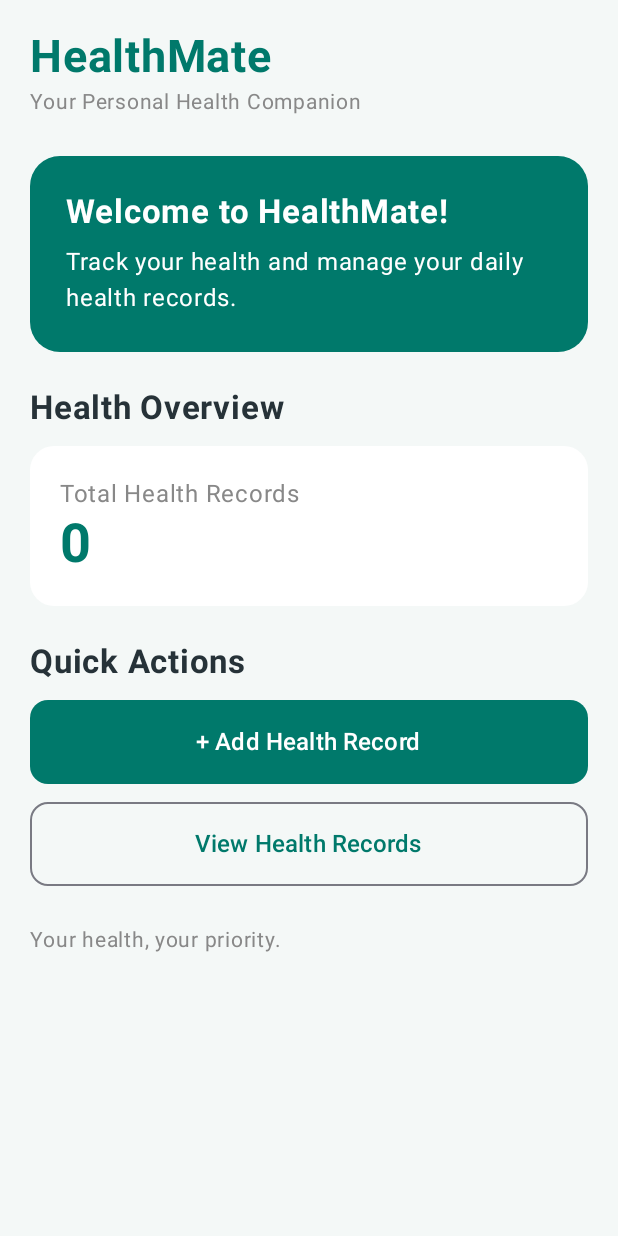
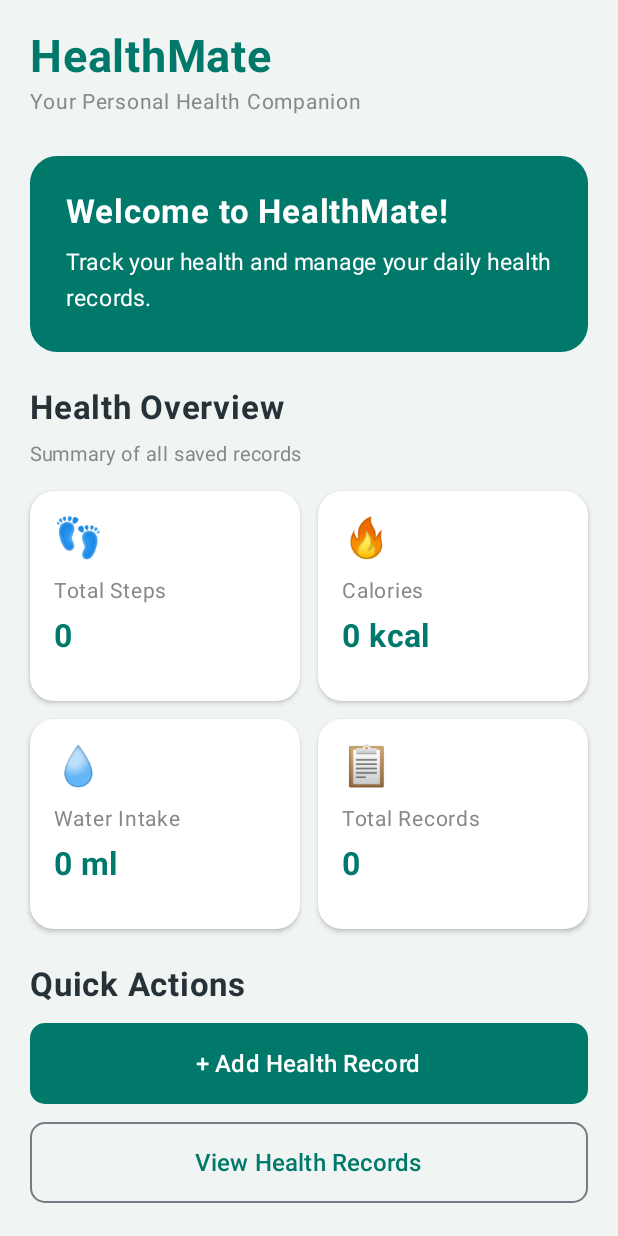
Before and after one commit to asithalakjaya2005-source/HelthMate, an Android app built with Jetpack Compose: the screen it shows after launch (MainActivity), on a phone screen of 412 x 824 dp. Run offline under Robolectric (Android 15) with nearby library versions, the phone set to English and light mode, and no system bars; our stand-ins replace Room's generated code.

Commit message:
Implement dynamic health summary dashboard

```diff
--- a/app/src/main/java/com/example/healthmate/MainActivity.kt
+++ b/app/src/main/java/com/example/healthmate/MainActivity.kt
@@ -57,6 +57,9 @@ class MainActivity : ComponentActivity() {
 
                         DashboardScreen(
                             totalRecords = records.size,
+                            totalSteps = records.sumOf { it.steps },
+                            totalCalories = records.sumOf { it.calories },
+                            totalWater = records.sumOf { it.water },
 
                             onAddRecord = {
                                 currentScreen = "addRecord"
--- a/app/src/main/java/com/example/healthmate/ui/dashboard/DashboardScreen.kt
+++ b/app/src/main/java/com/example/healthmate/ui/dashboard/DashboardScreen.kt
@@ -17,23 +17,28 @@ import androidx.compose.ui.unit.sp
 @Composable
 fun DashboardScreen(
     totalRecords: Int = 0,
+    totalSteps: Int = 0,
+    totalCalories: Int = 0,
+    totalWater: Int = 0,
     onAddRecord: () -> Unit = {},
     onViewRecords: () -> Unit = {}
 ) {
+    val primaryColor = Color(0xFF00796B)
+    val backgroundColor = Color(0xFFF0F5F4)
+
     Column(
         modifier = Modifier
             .fillMaxSize()
-            .background(Color(0xFFF4F8F7))
+            .background(backgroundColor)
             .safeDrawingPadding()
             .verticalScroll(rememberScrollState())
             .padding(20.dp)
     ) {
-
         Text(
             text = "HealthMate",
             fontSize = 30.sp,
             fontWeight = FontWeight.Bold,
-            color = Color(0xFF00796B)
+            color = primaryColor
         )
 
         Text(
@@ -46,9 +51,9 @@ fun DashboardScreen(
 
         Card(
             modifier = Modifier.fillMaxWidth(),
-            shape = RoundedCornerShape(20.dp),
+            shape = RoundedCornerShape(18.dp),
             colors = CardDefaults.cardColors(
-                containerColor = Color(0xFF00796B)
+                containerColor = primaryColor
             )
         ) {
             Column(
@@ -65,6 +70,7 @@ fun DashboardScreen(
 
                 Text(
                     text = "Track your health and manage your daily health records.",
+                    fontSize = 15.sp,
                     color = Color.White
                 )
             }
@@ -79,31 +85,54 @@ fun DashboardScreen(
             color = Color(0xFF263238)
         )
 
+        Spacer(modifier = Modifier.height(6.dp))
+
+        Text(
+            text = "Summary of all saved records",
+            fontSize = 13.sp,
+            color = Color.Gray
+        )
+
         Spacer(modifier = Modifier.height(12.dp))
 
-        Card(
+        Row(
             modifier = Modifier.fillMaxWidth(),
-            shape = RoundedCornerShape(16.dp),
-            colors = CardDefaults.cardColors(
-                containerColor = Color.White
+            horizontalArrangement = Arrangement.spacedBy(12.dp)
+        ) {
+            HealthSummaryCard(
+                title = "Total Steps",
+                value = "%,d".format(totalSteps),
+                symbol = "👣",
+                modifier = Modifier.weight(1f)
             )
+
+            HealthSummaryCard(
+                title = "Calories",
+                value = "%,d kcal".format(totalCalories),
+                symbol = "🔥",
+                modifier = Modifier.weight(1f)
+            )
+        }
+
+        Spacer(modifier = Modifier.height(12.dp))
+
+        Row(
+            modifier = Modifier.fillMaxWidth(),
+            horizontalArrangement = Arrangement.spacedBy(12.dp)
         ) {
-            Column(
-                modifier = Modifier.padding(20.dp)
-            ) {
-                Text(
-                    text = "Total Health Records",
-                    fontSize = 16.sp,
-                    color = Color.Gray
-                )
+            HealthSummaryCard(
+                title = "Water Intake",
+                value = "%,d ml".format(totalWater),
+                symbol = "💧",
+                modifier = Modifier.weight(1f)
+            )
 
-                Text(
-                    text = totalRecords.toString(),
-                    fontSize = 36.sp,
-                    fontWeight = FontWeight.Bold,
-                    color = Color(0xFF00796B)
-                )
-            }
+            HealthSummaryCard(
+                title = "Total Records",
+                value = totalRecords.toString(),
+                symbol = "📋",
+                modifier = Modifier.weight(1f)
+            )
         }
 
         Spacer(modifier = Modifier.height(24.dp))
@@ -121,15 +150,16 @@ fun DashboardScreen(
             onClick = onAddRecord,
             modifier = Modifier
                 .fillMaxWidth()
-                .height(56.dp),
-            shape = RoundedCornerShape(12.dp),
+                .height(54.dp),
+            shape = RoundedCornerShape(10.dp),
             colors = ButtonDefaults.buttonColors(
-                containerColor = Color(0xFF00796B)
+                containerColor = primaryColor
             )
         ) {
             Text(
                 text = "+ Add Health Record",
-                fontSize = 16.sp
+                fontSize = 16.sp,
+                color = Color.White
             )
         }
 
@@ -139,13 +169,13 @@ fun DashboardScreen(
             onClick = onViewRecords,
             modifier = Modifier
                 .fillMaxWidth()
-                .height(56.dp),
-            shape = RoundedCornerShape(12.dp)
+                .height(54.dp),
+            shape = RoundedCornerShape(10.dp)
         ) {
             Text(
                 text = "View Health Records",
                 fontSize = 16.sp,
-                color = Color(0xFF00796B)
+                color = primaryColor
             )
         }
 
@@ -159,10 +189,60 @@ fun DashboardScreen(
     }
 }
 
+@Composable
+private fun HealthSummaryCard(
+    title: String,
+    value: String,
+    symbol: String,
+    modifier: Modifier = Modifier
+) {
+    Card(
+        modifier = modifier.heightIn(min = 140.dp),
+        shape = RoundedCornerShape(16.dp),
+        colors = CardDefaults.cardColors(
+            containerColor = Color.White
+        ),
+        elevation = CardDefaults.cardElevation(
+            defaultElevation = 2.dp
+        )
+    ) {
+        Column(
+            modifier = Modifier.padding(16.dp)
+        ) {
+            Text(
+                text = symbol,
+                fontSize = 26.sp
+            )
+
+            Spacer(modifier = Modifier.height(8.dp))
+
+            Text(
+                text = title,
+                fontSize = 14.sp,
+                color = Color.Gray
+            )
+
+            Spacer(modifier = Modifier.height(6.dp))
+
+            Text(
+                text = value,
+                fontSize = 21.sp,
+                fontWeight = FontWeight.Bold,
+                color = Color(0xFF00796B)
+            )
+        }
+    }
+}
+
 @Preview(showBackground = true)
 @Composable
 fun DashboardPreview() {
     MaterialTheme {
-        DashboardScreen()
+        DashboardScreen(
+            totalRecords = 1,
+            totalSteps = 8500,
+            totalCalories = 500,
+            totalWater = 2500
+        )
     }
 }
```
